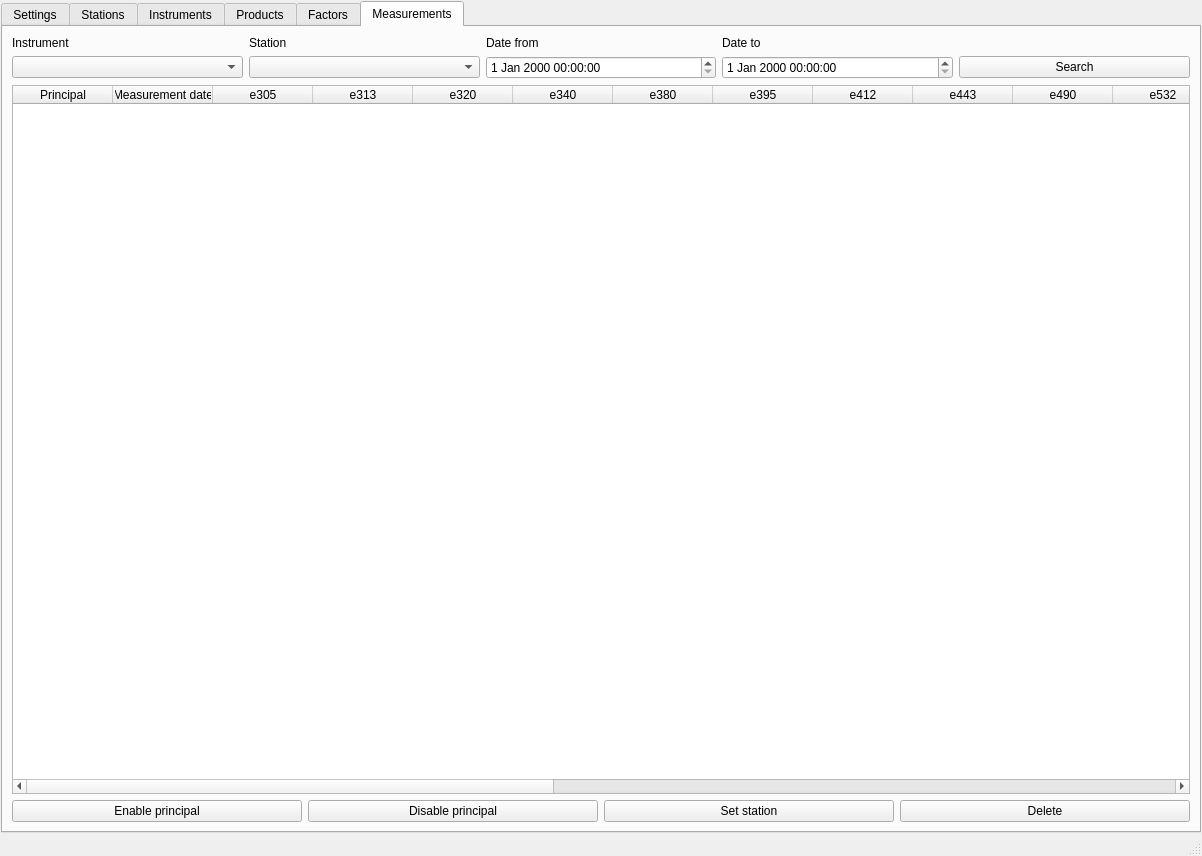
Qt form uvman.ui (DSA-NO/uvman) before a commit.
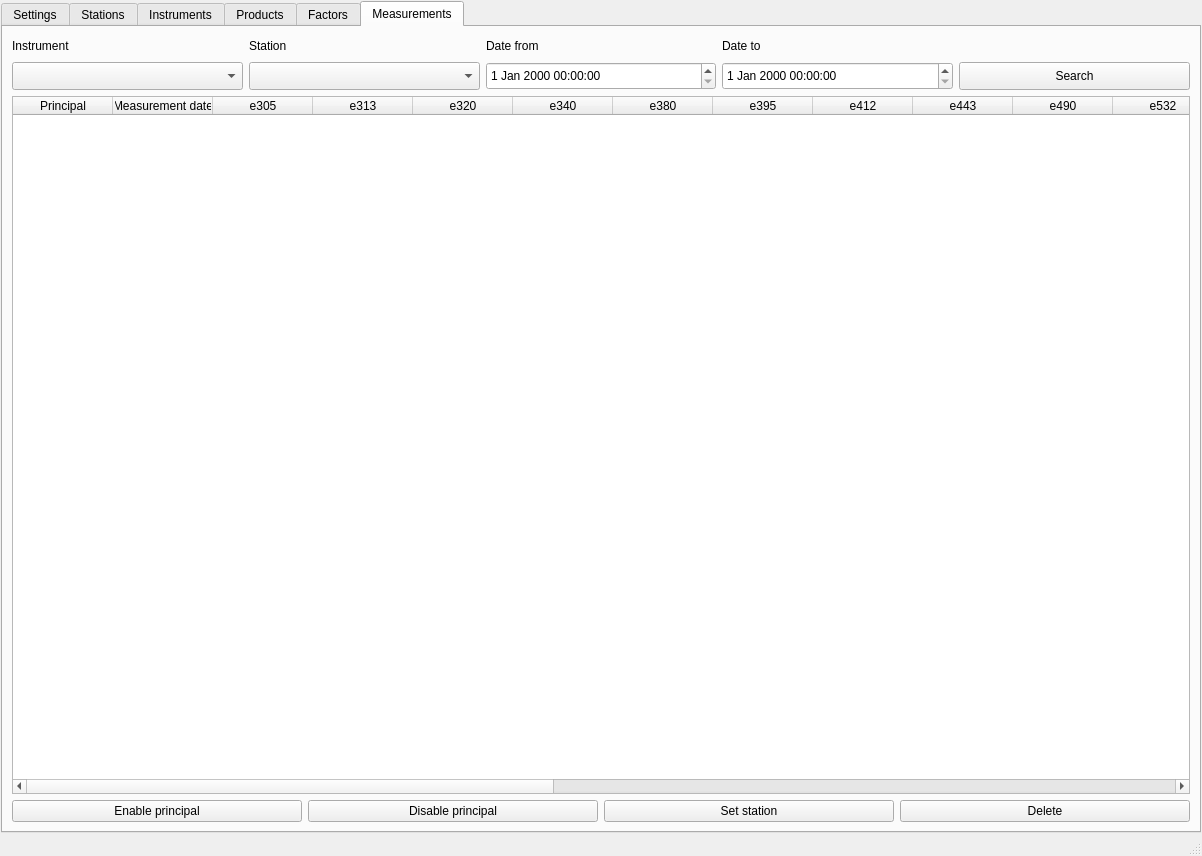
The same form after that commit. The open tabs and pages were chosen to show the change.

Patch:
```diff
--- a/uvman.ui
+++ b/uvman.ui
@@ -855,16 +855,47 @@
          <layout class="QGridLayout" name="gridLayout_3">
           <item row="0" column="3">
            <widget class="QLabel" name="label_4">
+            <property name="sizePolicy">
+             <sizepolicy hsizetype="Minimum" vsizetype="Fixed">
+              <horstretch>0</horstretch>
+              <verstretch>0</verstretch>
+             </sizepolicy>
+            </property>
+            <property name="minimumSize">
+             <size>
+              <width>0</width>
+              <height>20</height>
+             </size>
+            </property>
             <property name="text">
              <string>Date to</string>
             </property>
            </widget>
           </item>
           <item row="1" column="3">
-           <widget class="QDateTimeEdit" name="dtMeasurementsTo"/>
+           <widget class="QDateTimeEdit" name="dtMeasurementsTo">
+            <property name="minimumSize">
+             <size>
+              <width>0</width>
+              <height>28</height>
+             </size>
+            </property>
+           </widget>
           </item>
           <item row="0" column="1">
            <widget class="QLabel" name="label_2">
+            <property name="sizePolicy">
+             <sizepolicy hsizetype="Minimum" vsizetype="Fixed">
+              <horstretch>0</horstretch>
+              <verstretch>0</verstretch>
+             </sizepolicy>
+            </property>
+            <property name="minimumSize">
+             <size>
+              <width>0</width>
+              <height>20</height>
+             </size>
+            </property>
             <property name="text">
              <string>Station</string>
             </property>
@@ -872,22 +903,79 @@
           </item>
           <item row="0" column="2">
            <widget class="QLabel" name="label_3">
+            <property name="sizePolicy">
+             <sizepolicy hsizetype="Minimum" vsizetype="Fixed">
+              <horstretch>0</horstretch>
+              <verstretch>0</verstretch>
+             </sizepolicy>
+            </property>
+            <property name="minimumSize">
+             <size>
+              <width>0</width>
+              <height>20</height>
+             </size>
+            </property>
             <property name="text">
              <string>Date from</string>
             </property>
            </widget>
           </item>
           <item row="1" column="2">
-           <widget class="QDateTimeEdit" name="dtMeasurementsFrom"/>
+           <widget class="QDateTimeEdit" name="dtMeasurementsFrom">
+            <property name="minimumSize">
+             <size>
+              <width>0</width>
+              <height>28</height>
+             </size>
+            </property>
+           </widget>
           </item>
           <item row="1" column="0">
-           <widget class="QComboBox" name="cboxMeasurementsInstrument"/>
+           <widget class="QComboBox" name="cboxMeasurementsInstrument">
+            <property name="sizePolicy">
+             <sizepolicy hsizetype="Minimum" vsizetype="Fixed">
+              <horstretch>0</horstretch>
+              <verstretch>0</verstretch>
+             </sizepolicy>
+            </property>
+            <property name="minimumSize">
+             <size>
+              <width>0</width>
+              <height>28</height>
+             </size>
+            </property>
+           </widget>
           </item>
           <item row="1" column="1">
-           <widget class="QComboBox" name="cboxMeasurementsStation"/>
+           <widget class="QComboBox" name="cboxMeasurementsStation">
+            <property name="sizePolicy">
+             <sizepolicy hsizetype="Minimum" vsizetype="Fixed">
+              <horstretch>0</horstretch>
+              <verstretch>0</verstretch>
+             </sizepolicy>
+            </property>
+            <property name="minimumSize">
+             <size>
+              <width>0</width>
+              <height>28</height>
+             </size>
+            </property>
+           </widget>
           </item>
           <item row="0" column="0">
            <widget class="QLabel" name="label">
+            <property name="sizePolicy">
+             <sizepolicy hsizetype="Minimum" vsizetype="Fixed">
+              <horstretch>0</horstretch>
+              <verstretch>0</verstretch>
+             </sizepolicy>
+            </property>
+            <property name="minimumSize">
+             <size>
+              <width>0</width>
+              <height>20</height>
+             </size>
+            </property>
             <property name="text">
              <string>Instrument</string>
             </property>
@@ -895,6 +983,12 @@
           </item>
           <item row="1" column="4">
            <widget class="QPushButton" name="btnMeasurementsSearch">
+            <property name="minimumSize">
+             <size>
+              <width>0</width>
+              <height>28</height>
+             </size>
+            </property>
             <property name="text">
              <string>Search</string>
             </property>
```
Left out of the diff: 332 changed lines with no effect on the pictures.
